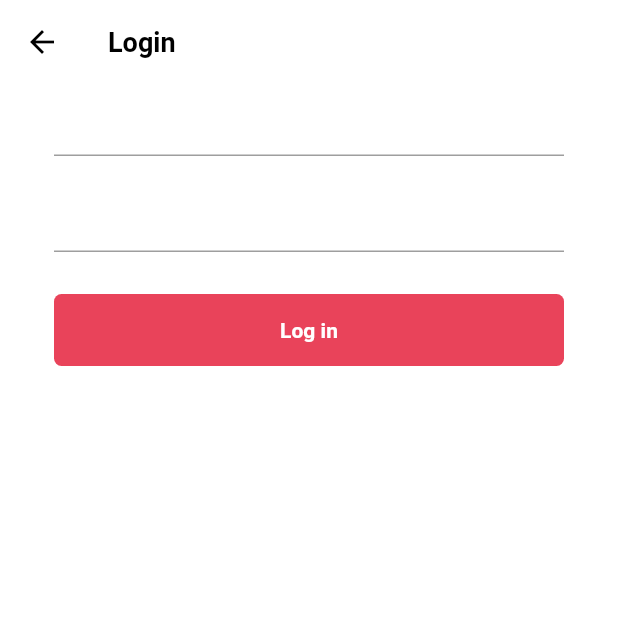
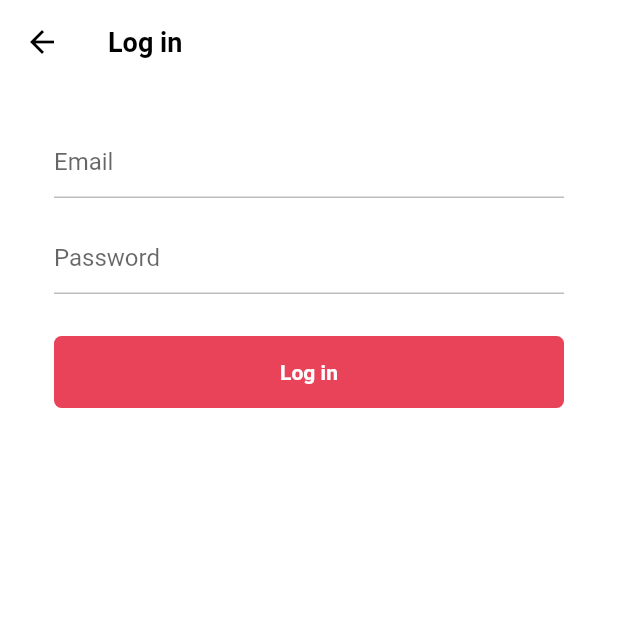
Before and after one commit to shinung-han/nomad_tiktok_clone, a Flutter app: the LoginFormScreen screen opened directly, on a phone screen of 412 x 824 dp, the top half of it. Run offline on Flutter 3.47's test engine with Material 2 defaults, Android fonts, the phone set to English and light mode, and no system bars; our stand-ins replace font_awesome_flutter.

Commit message:
#4.9 Login Form

```diff
--- a/lib/features/authentication/widgets/login_form_screen.dart
+++ b/lib/features/authentication/widgets/login_form_screen.dart
@@ -11,26 +11,90 @@ class LoginFormScreen extends StatefulWidget {
 }
 
 class _LoginFormScreenState extends State<LoginFormScreen> {
+  final GlobalKey<FormState> _formKey = GlobalKey<FormState>();
+
+  Map<String, String> formData = {};
+
+  void _onSubmitTap() {
+    if (_formKey.currentState != null) {
+      if (_formKey.currentState!.validate()) {
+        _formKey.currentState!.save();
+        print(formData);
+      }
+    }
+  }
+
   @override
   Widget build(BuildContext context) {
     return Scaffold(
       appBar: AppBar(
-        title: const Text('Login'),
+        title: const Text('Log in'),
       ),
       body: Padding(
         padding: const EdgeInsets.symmetric(
           horizontal: Sizes.size36,
         ),
         child: Form(
+            key: _formKey,
             child: Column(
               children: [
-            TextFormField(),
+                Gaps.v28,
+                TextFormField(
+                  decoration: InputDecoration(
+                    hintText: 'Email',
+                    enabledBorder: UnderlineInputBorder(
+                      borderSide: BorderSide(
+                        color: Colors.grey.shade400,
+                      ),
+                    ),
+                    focusedBorder: UnderlineInputBorder(
+                      borderSide: BorderSide(
+                        color: Colors.grey.shade400,
+                      ),
+                    ),
+                  ),
+                  cursorColor: Theme.of(context).primaryColor,
+                  validator: (value) {
+                    return null;
+                  },
+                  onSaved: (newValue) {
+                    if (newValue != null) {
+                      formData['email'] = newValue;
+                    }
+                  },
+                ),
                 Gaps.v16,
-            TextFormField(),
+                TextFormField(
+                  decoration: InputDecoration(
+                    hintText: 'Password',
+                    enabledBorder: UnderlineInputBorder(
+                      borderSide: BorderSide(
+                        color: Colors.grey.shade400,
+                      ),
+                    ),
+                    focusedBorder: UnderlineInputBorder(
+                      borderSide: BorderSide(
+                        color: Colors.grey.shade400,
+                      ),
+                    ),
+                  ),
+                  cursorColor: Theme.of(context).primaryColor,
+                  validator: (value) {
+                    return null;
+                  },
+                  onSaved: (newValue) {
+                    if (newValue != null) {
+                      formData['password'] = newValue;
+                    }
+                  },
+                ),
                 Gaps.v28,
-            const FormButton(
+                GestureDetector(
+                  onTap: _onSubmitTap,
+                  child: const FormButton(
                     disabled: false,
                     text: 'Log in',
+                  ),
                 ),
               ],
             )),
```
Lines whose indentation alone changed are shown as unchanged.
